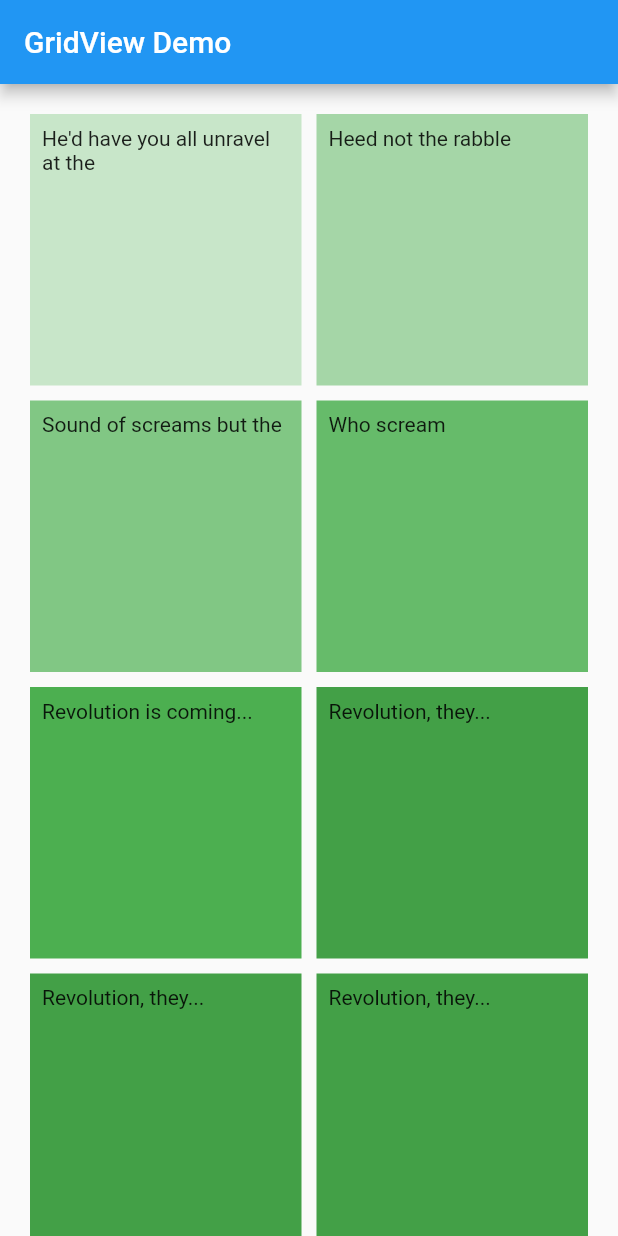
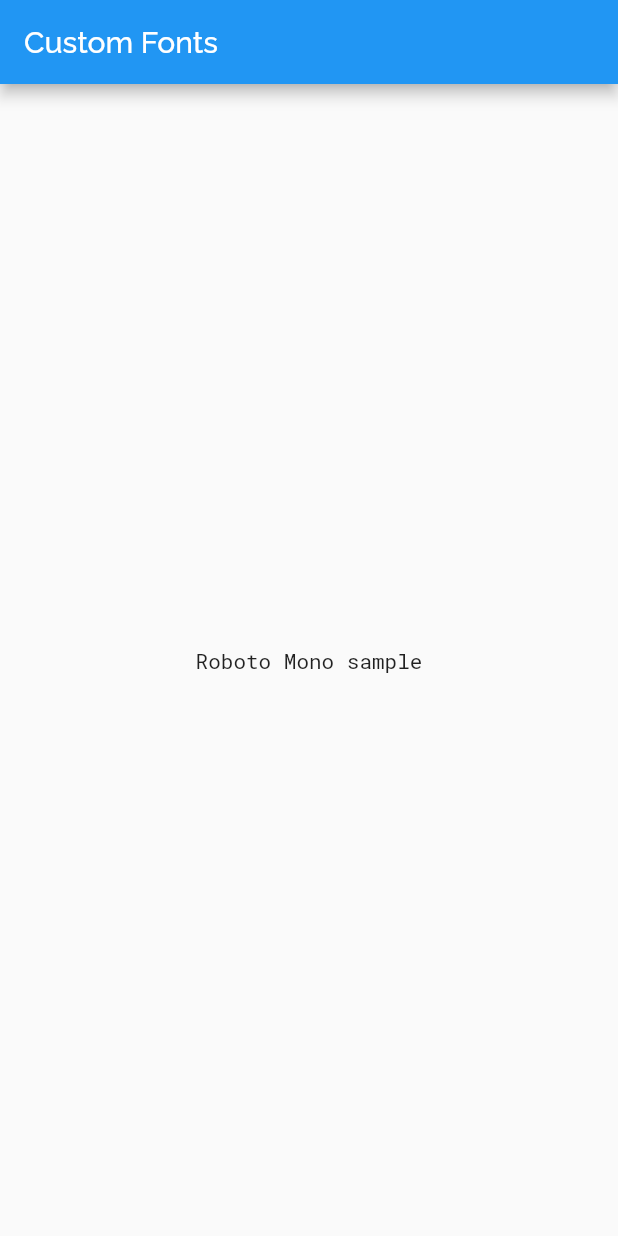
Before and after one commit to nvrr/Flutter.Doc, a Flutter app: the screen it shows after launch, on a phone screen of 412 x 824 dp. Run offline on Flutter 3.47's test engine with Material 2 defaults, Android fonts, the phone set to English and light mode, and no system bars.

Commit message:
Use a Custome Font

```diff
--- a/lib/main.dart
+++ b/lib/main.dart
@@ -1,81 +1,32 @@
 import 'package:flutter/material.dart';
 
-void main() {
-  runApp(MyApp());
-}
+void main() => runApp(MyApp());
 
 class MyApp extends StatelessWidget {
   @override
   Widget build(BuildContext context) {
-    final appTitle = 'GridView Demo';
-
     return MaterialApp(
-      title: appTitle,
-      home: Scaffold(
-        appBar: AppBar(
-          title: Text(appTitle)
-        ),
-        body: CustomScrollView(
-          primary: false,
-          slivers: <Widget>[
-            SliverPadding(
-              padding: const EdgeInsets.all(20),
-              sliver: SliverGrid.count(
-                crossAxisSpacing: 10,
-        mainAxisSpacing: 10,
-        crossAxisCount: 2,
-        children: <Widget>[
-          Container(
-            padding: const EdgeInsets.all(8),
-            child: const Text("He'd have you all unravel at the"),
-            color: Colors.green[100],
-          ),
-          Container(
-            padding: const EdgeInsets.all(8),
-            child: const Text('Heed not the rabble'),
-            color: Colors.green[200],
-          ),
-          Container(
-            padding: const EdgeInsets.all(8),
-            child: const Text('Sound of screams but the'),
-            color: Colors.green[300],
-          ),
-          Container(
-            padding: const EdgeInsets.all(8),
-            child: const Text('Who scream'),
-            color: Colors.green[400],
-          ),
-          Container(
-            padding: const EdgeInsets.all(8),
-            child: const Text('Revolution is coming...'),
-            color: Colors.green[500],
-          ),
-          Container(
-            padding: const EdgeInsets.all(8),
-            child: const Text('Revolution, they...'),
-            color: Colors.green[600],
-          ),
-          Container(
-            padding: const EdgeInsets.all(8),
-            child: const Text('Revolution, they...'),
-            color: Colors.green[600],
-          ),
-          Container(
-            padding: const EdgeInsets.all(8),
-            child: const Text('Revolution, they...'),
-            color: Colors.green[600],
-          ),
-          Container(
-            padding: const EdgeInsets.all(8),
-            child: const Text('Revolution, they...'),
-            color: Colors.green[600],
-          ),
-        ],
-              )
-            )
-          ]
-        )
-      )
+      title: 'Custom Fonts',
+      // Set Raleway as the default app font.
+      theme: ThemeData(fontFamily: 'Raleway'),
+      home: MyHomePage(),
     );
   }
 }
+
+class MyHomePage extends StatelessWidget {
+  @override
+  Widget build(BuildContext context) {
+    return Scaffold(
+      // The AppBar uses the app-default Raleway font.
+      appBar: AppBar(title: Text('Custom Fonts')),
+      body: Center(
+        // This Text widget uses the RobotoMono font.
+        child: Text(
+          'Roboto Mono sample',
+          style: TextStyle(fontFamily: 'RobotoMono'),
+        ),
+      ),
+    );
+  }
+}
```
Also changed, not shown: pubspec.yaml (+11 -7 lines), fonts/RobotoMono-Italic-VariableFont_wght.ttf (added), fonts/RobotoMono-VariableFont_wght.ttf (added).
